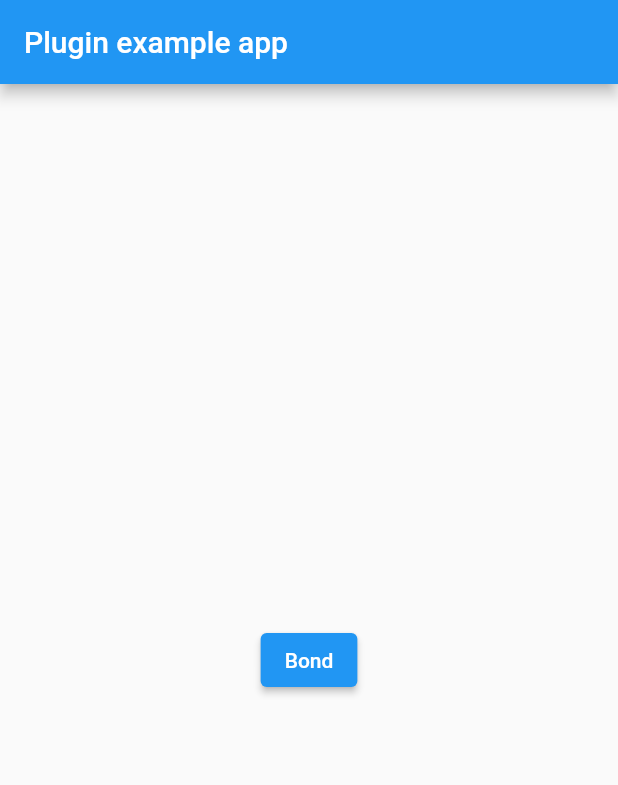
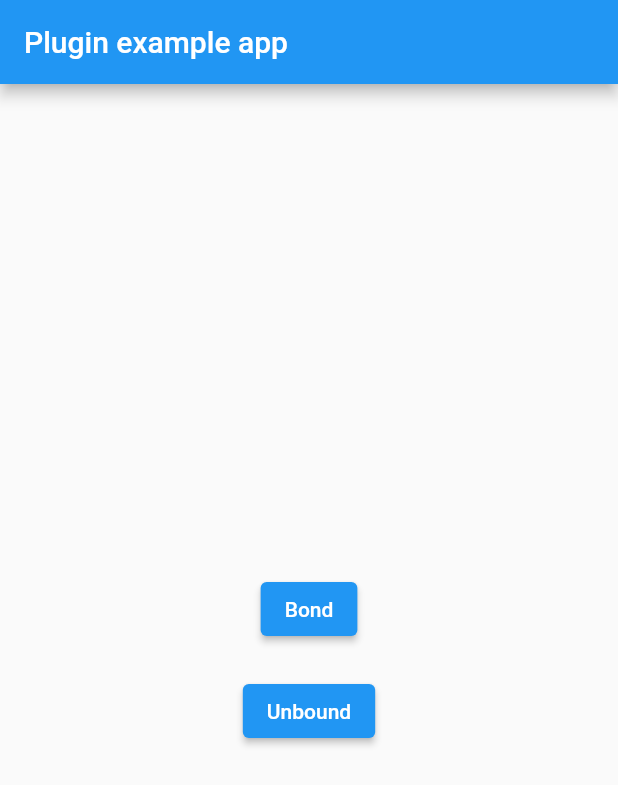
Before and after one commit to gazialankus/ble_bonding, a Flutter app: the screen it shows after launch, after a tap on "Bond", on a phone screen of 412 x 824 dp. Shown: the top 785 px of the screen. Run offline on Flutter 3.47's test engine with Material 2 defaults, Android fonts, the phone set to English and light mode, and no system bars; our stand-ins replace plugin_platform_interface.

Commit message:
Added unbound feature

```diff
--- a/example/lib/main.dart
+++ b/example/lib/main.dart
@@ -1,7 +1,6 @@
 import 'package:flutter/material.dart';
 import 'dart:async';
 
-import 'package:flutter/services.dart';
 import 'package:ble_bonding/ble_bonding.dart';
 
 void main() {
@@ -17,6 +16,7 @@ class MyApp extends StatefulWidget {
 
 class _MyAppState extends State<MyApp> {
   final _bleBondingPlugin = BleBonding();
+  final address = 'E2:92:8E:ED:7C:7E';
 
   @override
   void initState() {
@@ -24,7 +24,6 @@ class _MyAppState extends State<MyApp> {
   }
 
   Future<void> bond() async {
-    var address = 'E2:92:8E:ED:7C:7E';
     var done = false;
 
     Future.microtask(() async {
@@ -50,11 +49,50 @@ class _MyAppState extends State<MyApp> {
 
       if (state == BleBondingState.bonded) {
         debugPrint('BONDED, in loop.');
+        done = true;
         break;
       }
 
       if (state == BleBondingState.none) {
         debugPrint('NONE, in loop.');
+        break;
+      }
+
+      await Future.delayed(const Duration(seconds: 1));
+    }
+  }
+
+  Future<void> unbound() async {
+    var done = false;
+
+    Future.microtask(() async {
+      final bondingFuture = _bleBondingPlugin.unbound(address);
+
+      Future.microtask(() async {
+        await for (final state
+            in _bleBondingPlugin.getBondingStateStream(address)) {
+          debugPrint('State is $state, from stream.');
+          if (state == BleBondingState.none) break;
+        }
+        debugPrint('NONE, in stream.');
+      });
+
+      await bondingFuture;
+      debugPrint('NONE, after await.');
+    });
+
+    while (!done) {
+      final state = await _bleBondingPlugin.getBondingState(address);
+      debugPrint('State is $state, in loop.');
+
+      if (state == BleBondingState.bonded) {
+        debugPrint('BONDED, in loop.');
+        break;
+      }
+
+      if (state == BleBondingState.none) {
+        debugPrint('NONE, in loop.');
+        done = true;
         break;
       }
 
@@ -69,10 +107,22 @@ class _MyAppState extends State<MyApp> {
         appBar: AppBar(
           title: const Text('Plugin example app'),
         ),
-        body: Center(
-          child: ElevatedButton(
-            onPressed: bond,
-            child: const Text('Bond'),
+        body: SizedBox(
+          width: double.infinity,
+          child: Column(
+            mainAxisAlignment: MainAxisAlignment.center,
+            crossAxisAlignment: CrossAxisAlignment.center,
+            children: [
+              ElevatedButton(
+                onPressed: bond,
+                child: const Text('Bond'),
+              ),
+              const SizedBox(height: 20),
+              ElevatedButton(
+                onPressed: unbound,
+                child: const Text('Unbound'),
+              ),
+            ],
           ),
         ),
       ),
--- a/lib/ble_bonding.dart
+++ b/lib/ble_bonding.dart
@@ -29,4 +29,8 @@ class BleBonding {
   Future<void> bond(String address) {
     return BleBondingPlatform.instance.bond(address);
   }
+
+  Future<void> unbound(String address) {
+    return BleBondingPlatform.instance.unbound(address);
+  }
 }
--- a/lib/ble_bonding_method_channel.dart
+++ b/lib/ble_bonding_method_channel.dart
@@ -17,6 +17,11 @@ class MethodChannelBleBonding extends BleBondingPlatform {
   }
 
   @override
+  Future<void> unbound(String address) {
+    return methodChannel.invokeMethod<void>('unbound', {'address': address});
+  }
+
+  @override
   Future<int?> getBondingState(String address) {
     return methodChannel.invokeMethod<int>('getBondingState', {'address': address});
   }
--- a/lib/ble_bonding_platform_interface.dart
+++ b/lib/ble_bonding_platform_interface.dart
@@ -28,6 +28,10 @@ abstract class BleBondingPlatform extends PlatformInterface {
     throw UnimplementedError('bond() has not been implemented.');
   }
 
+  Future<void> unbound(String address) async {
+    throw UnimplementedError('unbound() has not been implemented.');
+  }
+
   Future<int?> getBondingState(String address) async {
     throw UnimplementedError('getBondingState() has not been implemented.');
   }
```
Also changed, not shown: 1 other file.
